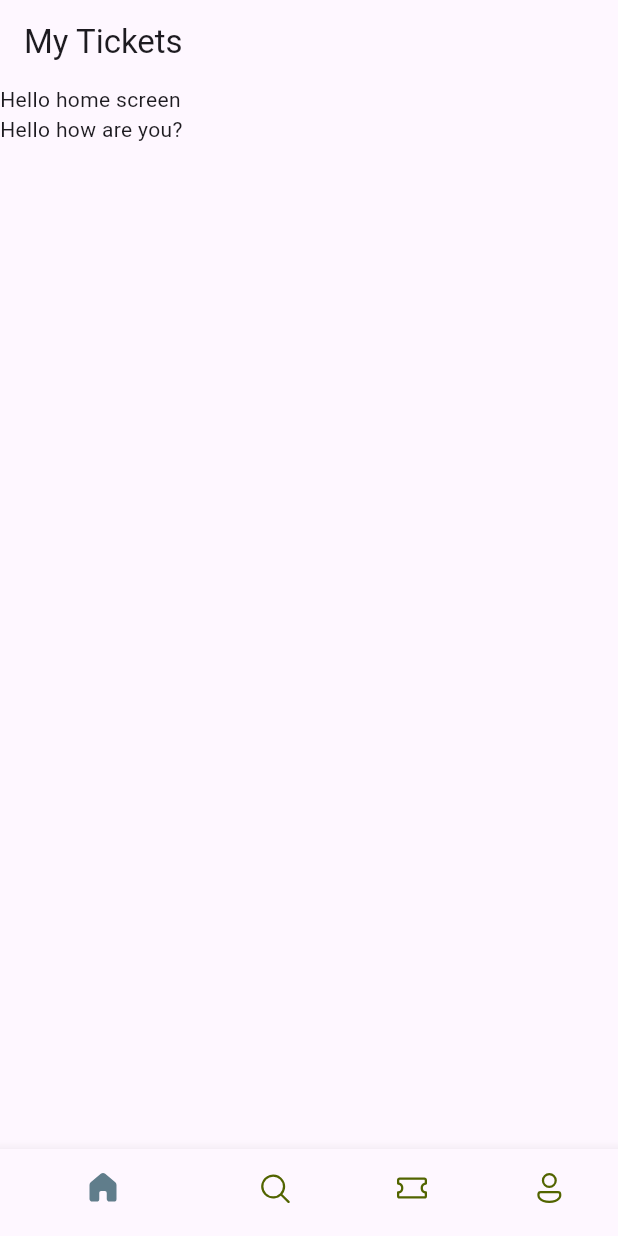
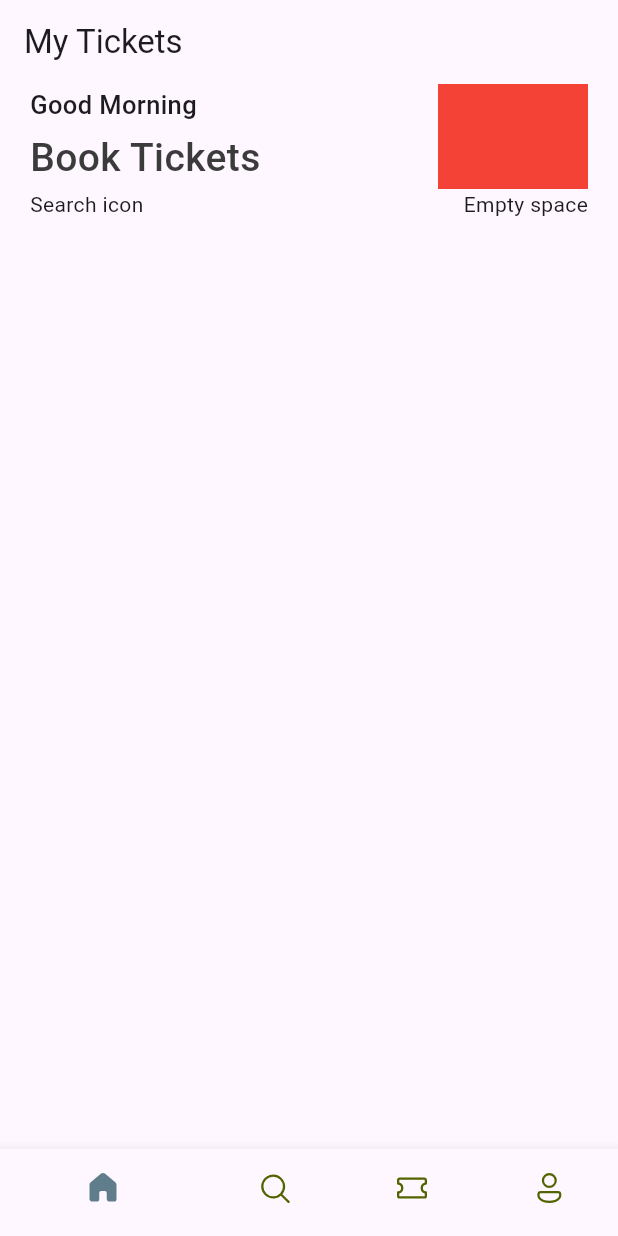
Before and after one commit to developerB1/ticket_app, a Flutter app: the screen it shows after launch, on a phone screen of 412 x 824 dp. Run offline on Flutter 3.47's test engine with Material 3 defaults, Android fonts, the phone set to English and light mode, and no system bars; our stand-ins replace fluentui_icons.

Commit message:
add rows, colums and styles

```diff
--- /dev/null
+++ b/lib/core/res/styles/app_styles.dart
@@ -0,0 +1,14 @@
+import 'package:flutter/material.dart';
+
+Color primary = const Color(0xFF687daf);
+
+class AppStyles {
+  static Color primaryColor = primary;
+  static Color textColor = const Color(0xFF3b3b3b);
+
+  static TextStyle headLineStyle1 =
+      TextStyle(fontSize: 26, fontWeight: FontWeight.w500, color: textColor);
+
+  static TextStyle headLineStyle3 =
+      const TextStyle(fontSize: 17, fontWeight: FontWeight.w500);
+}
--- a/lib/screens/home_screen.dart
+++ b/lib/screens/home_screen.dart
@@ -1,4 +1,5 @@
 import 'package:flutter/material.dart';
+import 'package:ticket_app/core/res/styles/app_styles.dart';
 
 class HomeScreen extends StatelessWidget {
   const HomeScreen({super.key});
@@ -10,11 +11,34 @@ class HomeScreen extends StatelessWidget {
       body: ListView(
         children: [
           Container(
-            child: Text("Hello home screen"),
+            padding: const EdgeInsets.symmetric(horizontal: 20),
+            child: Column(
+              children: [
+                Row(
+                  mainAxisAlignment: MainAxisAlignment.spaceBetween,
+                  children: [
+                    Column(
+                      crossAxisAlignment: CrossAxisAlignment.start,
+                      children: [
+                        Text("Good Morning", style: AppStyles.headLineStyle3),
+                        const SizedBox(height: 5),
+                        Text("Book Tickets", style: AppStyles.headLineStyle1)
+                      ],
+                    ),
+                    Container(
+                      color: Colors.red,
+                      width: 100,
+                      height: 70,
+                    )
+                  ],
+                ),
+                Row(
+                  mainAxisAlignment: MainAxisAlignment.spaceBetween,
+                  children: [Text("Search icon"), Text("Empty space")],
+                )
+              ],
+            ),
           ),
-          Container(
-            child: Text("Hello how are you?"),
-          )
         ],
       ),
     );
```
